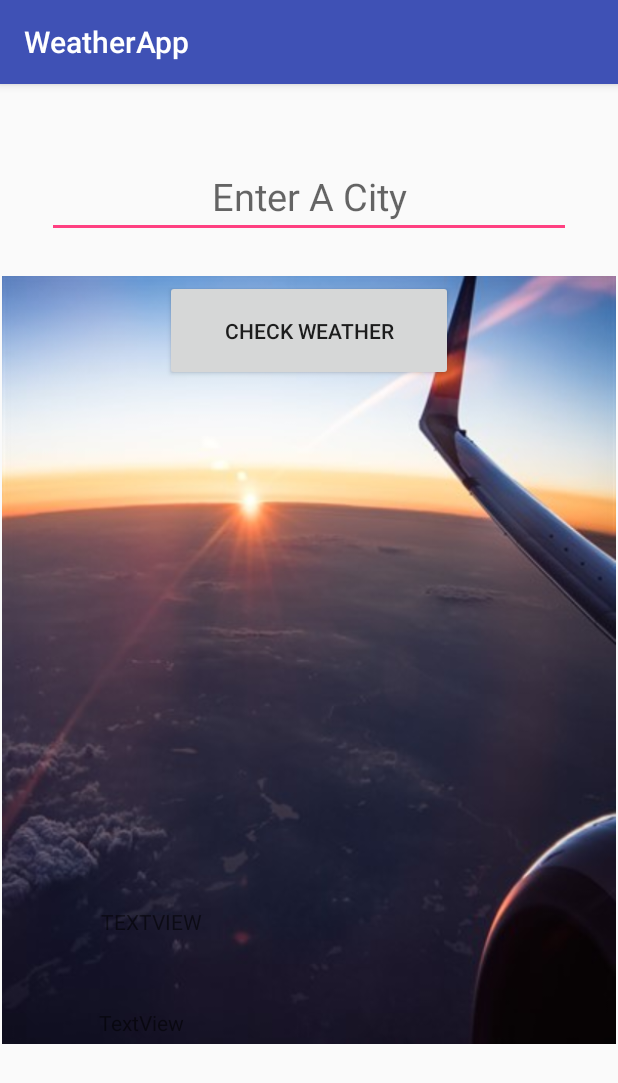
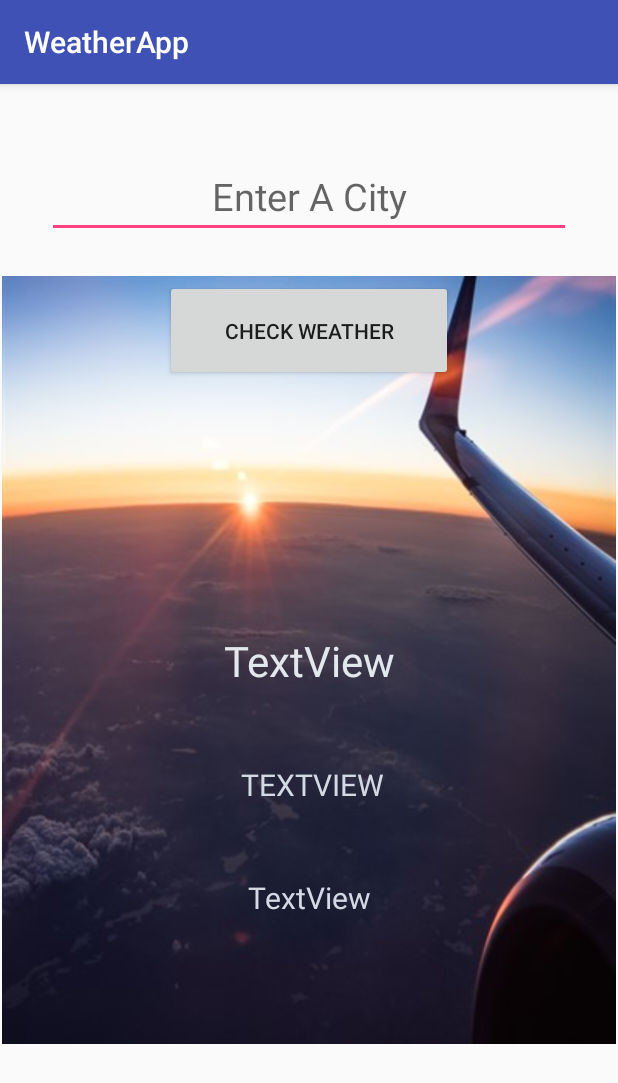
Before and after one commit to ledet20/Weather-App, an Android app: the screen it shows after launch (MainActivity), on a phone screen of 412 x 824 dp. Shown: the top 1083 px of the screen. Run offline under Robolectric (Android 15) with nearby library versions, the phone set to English and light mode, and no system bars.

Commit message:
UI elements declared

```diff
--- a/app/src/main/java/com/ledetawano/weatherapp/MainActivity.java
+++ b/app/src/main/java/com/ledetawano/weatherapp/MainActivity.java
@@ -9,6 +9,7 @@ import android.util.Log;
 import android.view.View;
 import android.widget.Button;
 import android.widget.EditText;
+import android.widget.TextView;
 
 import org.json.JSONArray;
 import org.json.JSONException;
@@ -26,6 +27,9 @@ public class MainActivity extends AppCompatActivity {
     EditText userInputCity;
     Button checkWeather;
     String city;
+    TextView cityNameTextView;
+    TextView displayTempTextView;
+    TextView weatherDescriptionTextView;
 
     public void searchForCity(View view) {
 
@@ -56,8 +60,9 @@ public class MainActivity extends AppCompatActivity {
 
         userInputCity = (EditText)  findViewById(R.id.userInputCity);
         checkWeather = (Button) findViewById(R.id.checkWeather);
-
-
+        cityNameTextView = (TextView) findViewById(R.id.cityNameTextView);
+        displayTempTextView = (TextView) findViewById(R.id.displayTempTextView);
+        weatherDescriptionTextView = (TextView) findViewById(R.id.weatherDescriptionTextView);
 
 
     }
--- a/app/src/main/res/layout/activity_main.xml
+++ b/app/src/main/res/layout/activity_main.xml
@@ -27,7 +27,9 @@
         app:layout_constraintLeft_toLeftOf="parent"
         app:layout_constraintTop_toTopOf="parent"
         android:layout_marginLeft="1dp"
-        android:layout_marginRight="1dp" />
+        android:layout_marginRight="1dp"
+        app:layout_constraintHorizontal_bias="0.0"
+        app:layout_constraintVertical_bias="0.0" />
 
     <EditText
         android:id="@+id/userInputCity"
@@ -42,6 +44,7 @@
         android:gravity="center"
         android:hint="Enter A City"
         android:inputType="textNoSuggestions"
+        android:textColorLink="?attr/colorButtonNormal"
         android:textSize="25sp"
         app:layout_constraintLeft_toLeftOf="parent"
         app:layout_constraintRight_toRightOf="parent"
@@ -65,36 +68,60 @@
         tools:layout_constraintTop_creator="1" />
 
     <TextView
-        android:id="@+id/weatherInfo"
+        android:id="@+id/displayTempTextView"
         android:layout_width="0dp"
-        android:layout_height="51dp"
+        android:layout_height="56dp"
+        android:layout_marginEnd="66dp"
+        android:layout_marginStart="66dp"
+        android:gravity="center"
         android:text=" TEXTVIEW"
+        android:textSize="20sp"
+        tools:layout_constraintTop_creator="1"
         tools:layout_constraintRight_creator="1"
-        tools:layout_constraintBottom_creator="1"
-        android:layout_marginStart="64dp"
-        app:layout_constraintBottom_toBottomOf="parent"
-        android:layout_marginEnd="64dp"
         app:layout_constraintRight_toRightOf="parent"
+        android:layout_marginTop="32dp"
+        app:layout_constraintTop_toBottomOf="@+id/cityNameTextView"
         tools:layout_constraintLeft_creator="1"
-        android:layout_marginBottom="168dp"
         app:layout_constraintLeft_toLeftOf="parent"
-        android:layout_marginLeft="64dp"
-        android:layout_marginRight="64dp" />
+        android:textColor="@color/lightBlue"
+        android:layout_marginLeft="66dp"
+        android:layout_marginRight="66dp" />
 
     <TextView
-        android:id="@+id/weatherInfoExtra"
+        android:id="@+id/weatherDescriptionTextView"
         android:layout_width="0dp"
         android:layout_height="58dp"
+        android:layout_marginEnd="66dp"
+        android:layout_marginLeft="66dp"
+        android:layout_marginRight="66dp"
+        android:layout_marginStart="66dp"
+        android:layout_marginTop="18dp"
+        android:gravity="center"
         android:text="TextView"
-        tools:layout_constraintTop_creator="1"
+        android:textColor="@color/lightBlue"
+        android:textSize="20sp"
+        app:layout_constraintHorizontal_bias="0.0"
+        app:layout_constraintLeft_toLeftOf="parent"
+        app:layout_constraintRight_toRightOf="parent"
+        app:layout_constraintTop_toBottomOf="@+id/displayTempTextView"
+        tools:layout_constraintLeft_creator="1"
         tools:layout_constraintRight_creator="1"
-        android:layout_marginStart="66dp"
-        android:layout_marginEnd="66dp"
+        tools:layout_constraintTop_creator="1" />
+
+    <TextView
+        android:id="@+id/cityNameTextView"
+        android:layout_width="187dp"
+        android:layout_height="46dp"
+        android:gravity="center"
+        android:text="TextView"
+        android:textSize="28sp"
+        android:textColor="@color/offWhite"
+        app:layout_constraintBottom_toBottomOf="parent"
+        app:layout_constraintLeft_toLeftOf="parent"
         app:layout_constraintRight_toRightOf="parent"
-        android:layout_marginTop="16dp"
-        app:layout_constraintTop_toBottomOf="@+id/weatherInfo"
+        app:layout_constraintTop_toTopOf="parent"
+        tools:layout_constraintBottom_creator="1"
         tools:layout_constraintLeft_creator="1"
-        app:layout_constraintLeft_toLeftOf="parent"
-        android:layout_marginLeft="66dp"
-        android:layout_marginRight="66dp" />
+        tools:layout_constraintRight_creator="1"
+        tools:layout_constraintTop_creator="1" />
 </android.support.constraint.ConstraintLayout>
--- a/app/src/main/res/values/colors.xml
+++ b/app/src/main/res/values/colors.xml
@@ -3,4 +3,7 @@
     <color name="colorPrimary">#3F51B5</color>
     <color name="colorPrimaryDark">#303F9F</color>
     <color name="colorAccent">#FF4081</color>
+    <color name="lightBlue">#d3dae5</color>
+    <color name="offWhite">#e3e8ef</color>
+
 </resources>
```
